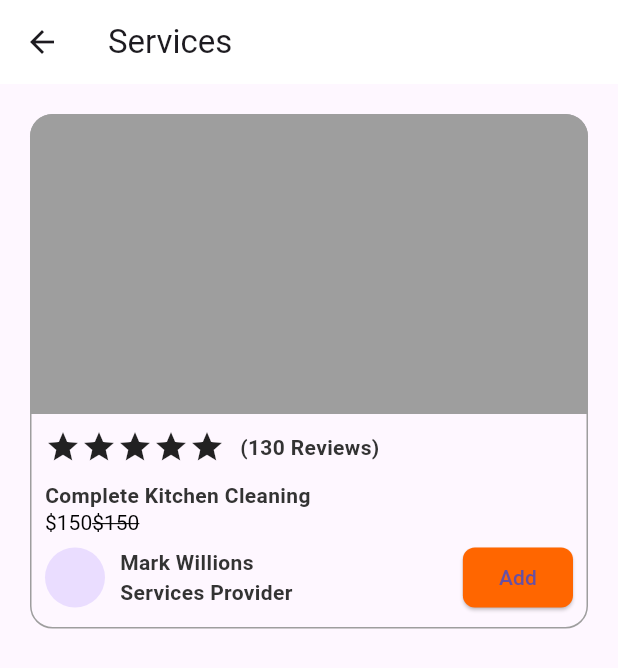
After one commit to Yagshymyradov/Ussat-App, a Flutter app: the screen it shows after launch, after a tap on "Euro track", on a phone screen of 412 x 824 dp. The commit adds this screen. Shown: the top 668 px of the screen. Run offline on Flutter 3.47's test engine with Material 3 defaults, Android fonts, the phone set to English and light mode, and no system bars; our stand-ins replace flutter_svg.

Commit message:
about servics screen

```diff
--- /dev/null
+++ b/lib/screens/home_screen/about_services_screen/about_srvices_screen.dart
@@ -0,0 +1,81 @@
+import 'package:flutter/material.dart';
+
+class AboutServicesScreen extends StatelessWidget {
+  const AboutServicesScreen({super.key});
+
+  @override
+  Widget build(BuildContext context) {
+    return Scaffold(
+      appBar: AppBar(
+        title: const Text('Services'),
+      ),
+      body: Padding(
+        padding: const EdgeInsets.all(20),
+        child: DecoratedBox(
+          decoration: BoxDecoration(
+            border: Border.all(color: Colors.grey),
+            borderRadius: BorderRadius.circular(15),
+          ),
+          child: Column(
+            mainAxisSize: MainAxisSize.min,
+            children: [
+              const SizedBox(
+                width: double.infinity,
+                height: 200,
+                child: DecoratedBox(
+                  decoration: BoxDecoration(
+                    borderRadius: BorderRadius.only(
+                      topRight: Radius.circular(15),
+                      topLeft: Radius.circular(15),
+                    ),
+                    color: Colors.grey,
+                  ),
+                ),
+              ),
+              Padding(
+                padding: const EdgeInsets.all(10),
+                child: Column(
+                  crossAxisAlignment: CrossAxisAlignment.start,
+                  children: [
+                    Row(
+                      children: [
+                        ...List.generate(5, (index) => const Icon(Icons.star)),
+                        const SizedBox(width: 10),
+                        const Text('(130 Reviews)'),
+                      ],
+                    ),
+                    const SizedBox(height: 10),
+                    const Text('Complete Kitchen Cleaning'),
+                    RichText(
+                      text: const TextSpan(
+                        children: [
+                          TextSpan(text: r'$150', style: TextStyle(color: Colors.black)),
+                          TextSpan(
+                            text: r'$150',
+                            style: TextStyle(
+                              decoration: TextDecoration.lineThrough,
+                              color: Colors.black,
+                            ),
+                          ),
+                        ],
+                      ),
+                    ),
+                    const SizedBox(height: 5),
+                    Row(
+                      children: [
+                        const CircleAvatar(maxRadius: 20),
+                        const SizedBox(width: 10),
+                        const Expanded(child: Text('Mark Willions \nServices Provider')),
+                        ElevatedButton(onPressed: () {}, child: const Text('Add')),
+                      ],
+                    ),
+                  ],
+                ),
+              ),
+            ],
+          ),
+        ),
+      ),
+    );
+  }
+}
--- a/lib/screens/home_screen/homa_screen.dart
+++ b/lib/screens/home_screen/homa_screen.dart
@@ -1,7 +1,9 @@
 import 'package:flutter/material.dart';
 
 import '../../utils/assets.dart';
+import '../../utils/navigation.dart';
 import '../../utils/theme.dart';
+import 'about_services_screen/about_srvices_screen.dart';
 
 class HomeScreen extends StatelessWidget {
   const HomeScreen({super.key});
@@ -27,11 +29,11 @@ class HomeScreen extends StatelessWidget {
             borderRadius: BorderRadius.circular(15),
             border: Border.all(color: AppColors.easyLightGreyColor),
           ),
-          child: const ListTile(
-            leading: Icon(Icons.fire_truck),
-            title: Text('Euro track'),
-            subtitle: Text('We can pick up your europe'),
-
+          child: ListTile(
+            onTap: ()=> navigateToScreen(context, const AboutServicesScreen()),
+            leading: const Icon(Icons.fire_truck),
+            title: const Text('Euro track'),
+            subtitle: const Text('We can pick up your europe'),
           ),
         ), separatorBuilder: (context, index) => const SizedBox(height: 10),
       ),
```
